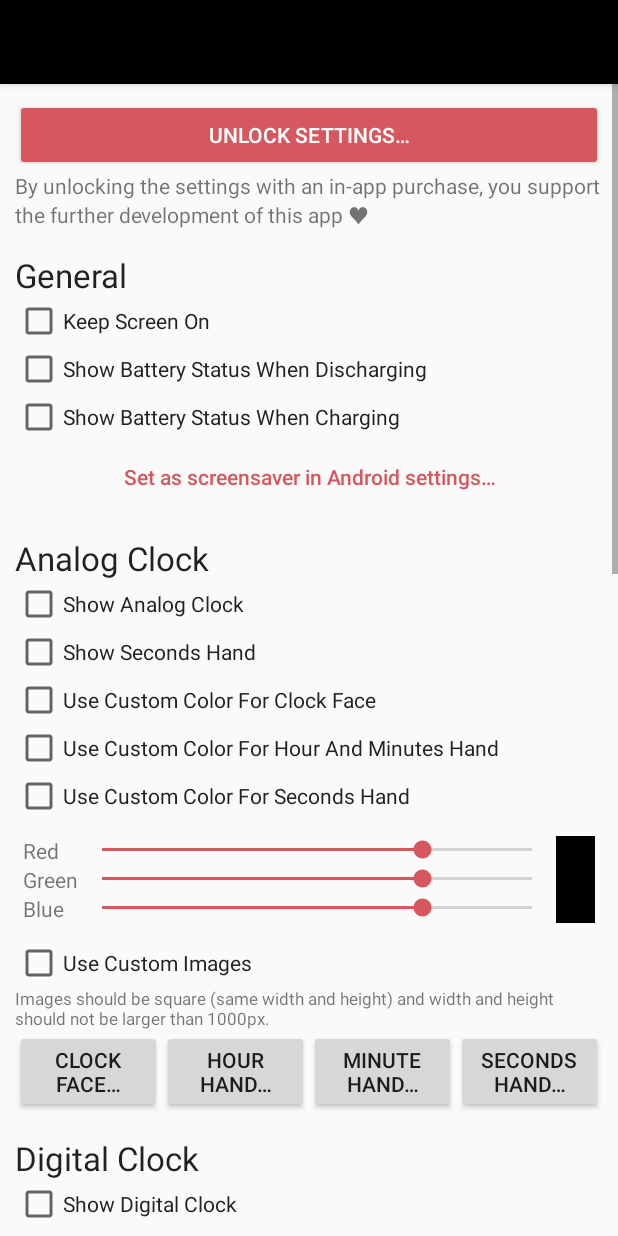
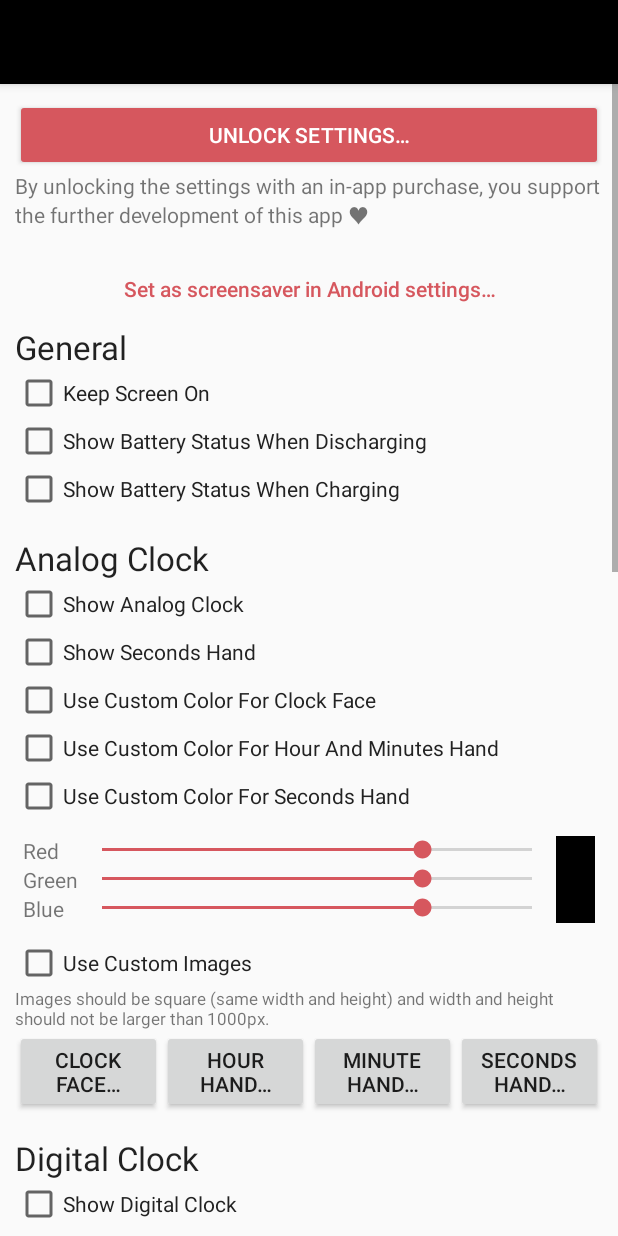
Before and after one commit to Vixen0219/Clock-mobile, an Android app: the layout activity_settings.xml on its own in the app's theme, with its tools: preview values and no code run, on a phone screen of 412 x 824 dp. Run offline under Robolectric (Android 15) with nearby library versions, the phone set to English and light mode, and no system bars.

Commit message:
improve settings view

```diff
--- a/app/src/main/res/layout/activity_settings.xml
+++ b/app/src/main/res/layout/activity_settings.xml
@@ -61,6 +61,15 @@
                     android:layout_height="15dp" />
             </LinearLayout>
 
+            <Button
+                android:id="@+id/buttonDreamSettings"
+                style="@style/Widget.AppCompat.Button.Borderless.Colored"
+                android:layout_width="match_parent"
+                android:layout_height="wrap_content"
+                android:onClick="onClickDreamSettings"
+                android:textAllCaps="false"
+                android:text="@string/set_as_screensaver_in_android_settings" />
+
             <LinearLayout
                 android:id="@+id/linearLayoutSettings"
                 android:layout_width="match_parent"
@@ -88,14 +97,6 @@
                     android:layout_width="match_parent"
                     android:layout_height="wrap_content"
                     android:text="@string/show_battery_status_when_power_supply_is_plugged_in" />
-                <Button
-                    android:id="@+id/buttonDreamSettings"
-                    style="@style/Widget.AppCompat.Button.Borderless.Colored"
-                    android:layout_width="match_parent"
-                    android:layout_height="wrap_content"
-                    android:onClick="onClickDreamSettings"
-                    android:textAllCaps="false"
-                    android:text="@string/set_as_screensaver_in_android_settings" />
 
                 <Space
                     android:layout_width="match_parent"
@@ -480,7 +481,7 @@
                     android:id="@+id/buttonAllowSystemCalendarAccess"
                     android:layout_width="match_parent"
                     android:layout_height="wrap_content"
-                    android:onClick="allowSystemCalendarAccess"
+                    android:onClick="onClickAllowSystemCalendarAccess"
                     android:text="@string/allow_system_calendar_access" />
 
                 <Button
@@ -488,7 +489,7 @@
                     style="@style/Widget.AppCompat.Button.Colored"
                     android:layout_width="match_parent"
                     android:layout_height="wrap_content"
-                    android:onClick="newEvent"
+                    android:onClick="onClickNewEvent"
                     android:text="@string/new_event" />
 
                 <LinearLayout
@@ -625,7 +626,7 @@
 
                 <Space
                     android:layout_width="match_parent"
-                    android:layout_height="15dp" />
+                    android:layout_height="25dp" />
 
                 <TextView
                     android:id="@+id/textViewBuildInfo"
@@ -634,6 +635,7 @@
                     android:textAlignment="center"
                     android:textAllCaps="true"
                     android:textSize="11sp"
+                    android:alpha="0.5"
                     android:text="" />
 
                 <Space
```
Also changed, not shown: app/src/main/java/systems/sieber/fsclock/BaseSettingsActivity.java (+4 -4 lines), 1 other file.
